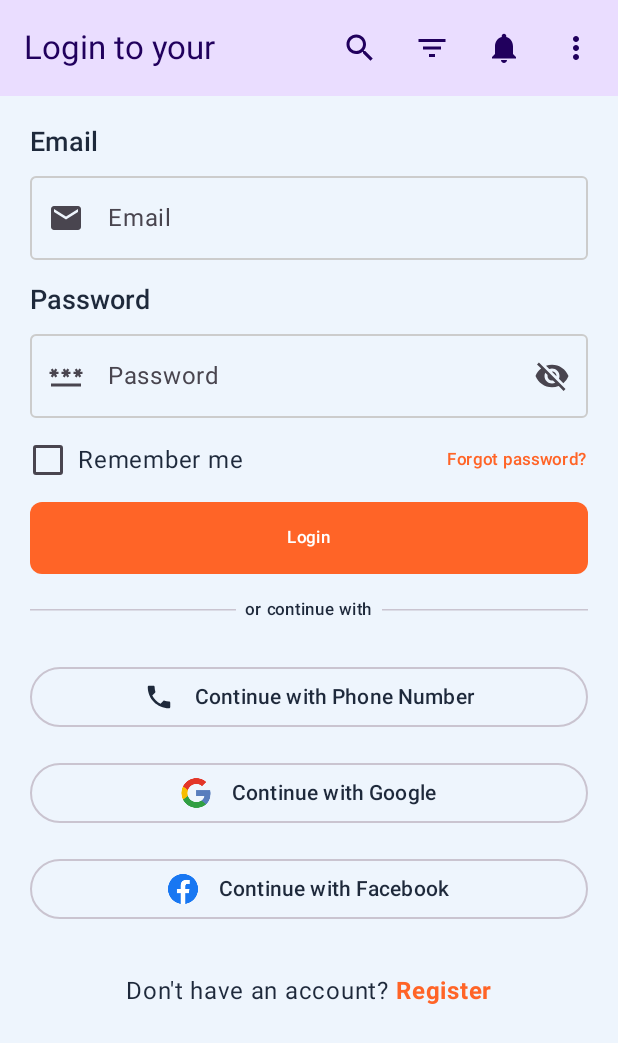
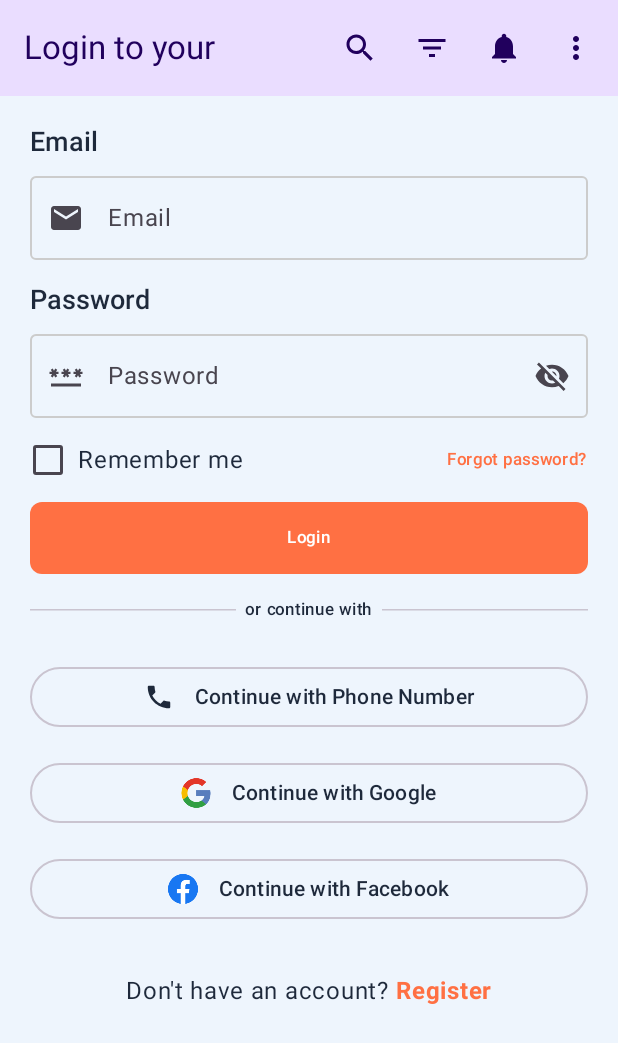
Before and after one commit to theabhishekchandra/Smart_Expense_Tracker, an Android app built with Jetpack Compose: the screen it shows after launch (MainActivity), on a phone screen of 412 x 824 dp. Shown: the top 1043 px of the screen. Run offline under Robolectric (Android 15) with nearby library versions, the phone set to English and light mode, and no system bars; our stand-ins replace Dagger/Hilt's generated code, Room's generated code, accompanist.

Commit message:
Refactor: Update theme and navigation for premium features
This commit introduces several changes related to theming, navigation, and premium feature handling:

- **Theming:**
    - Updated `SmartExpenseTrackerTheme` to use `AppFlavor` (PERSONAL_BASIC, PERSONAL_PREMIUM, BUSINESS_BASIC, BUSINESS_PREMIUM) for dynamic color schemes based on user status and business mode.
    - Removed `businessMode` parameter from `SmartExpenseTrackerTheme` and various composable previews.
    - Defined new color palettes for different app flavors in `Theme.kt`.
- **Navigation:**
    - Added new `ScreenRoutes` for `EditProfile`, `BusinessDetails`, and `EditBusinessDetails`.
    - Added composable destinations for `EditProfileScreen` and `EditBusinessDetailsScreen` in `MainNavGraph.kt`.
    - Updated `SettingsScreen` to navigate to `EditProfile` and `EditBusinessDetails` screens.
- **Profile Screen:**
    - Modified `ProfileScreen` to use `premiumType` from `SettingsViewModel` to determine premium status and display.
    - Added `LaunchedEffect` to show toast messages from `SettingsViewModel`.
    - Removed the `isPremium` parameter as it's now derived from `premiumType`.
- **Settings Screen:**
    - Replaced `Divider` with `HorizontalDivider`.
    - Implemented `onClick` handlers for various settings items, including showing "Coming Soon..." toasts for unimplemented features.
    - Updated navigation for "Edit Profile" and "Business Details" to use new routes.
- **DataStore & ViewModel:**
    - Updated `AppPreferencesRepository` to correctly set premium status and type.
    - Added `isPremium` and `premiumType` flows to `SettingsViewModel` from `AppPreferencesDataSource`.
- **File Rename:**
    - Renamed `app/src/main/java/com/abhishek/smartexpensetracker/core/datastore/AppFlavor.kt` to `app/src/main/java/com/abhishek/smartexpensetracker/core/datastore/AppMainDM.kt`.
- **MainActivity:**
    - Updated `MainActivity` to determine `AppFlavor` based on `businessMode` and `premiumType` from `AppPreferencesRepository` and pass it to `SmartExpenseTrackerTheme`.

```diff
--- a/app/src/main/java/com/abhishek/smartexpensetracker/MainActivity.kt
+++ b/app/src/main/java/com/abhishek/smartexpensetracker/MainActivity.kt
@@ -15,11 +15,13 @@
 import com.abhishek.smartexpensetracker.core.datastore.BusinessMode
 import com.abhishek.smartexpensetracker.core.datastore.ThemeType
 import com.abhishek.smartexpensetracker.core.datastore.AppPreferencesRepository
+import com.abhishek.smartexpensetracker.core.datastore.PremiumType
 import com.abhishek.smartexpensetracker.core.navigation.AppNavGraph
 import com.abhishek.smartexpensetracker.ui.theme.SmartExpenseTrackerTheme
 import com.google.accompanist.systemuicontroller.rememberSystemUiController
 import dagger.hilt.android.AndroidEntryPoint
 import com.abhishek.smartexpensetracker.core.voice.VoiceManager
+import com.abhishek.smartexpensetracker.ui.theme.AppFlavor
 import javax.inject.Inject
 
 @AndroidEntryPoint
@@ -36,10 +38,25 @@
             // Collect theme + business mode directly
             val themeMode by preferencesRepository.themeMode.collectAsState(initial = ThemeType.LIGHT)
             val businessMode by preferencesRepository.businessMode.collectAsState(initial = false)
+            val premiumType by preferencesRepository.premiumTypeFlow.collectAsState(initial = PremiumType.BASIC)
+
+            val appFlavor = when(businessMode){
+                businessMode -> when(premiumType){
+                    PremiumType.BASIC -> AppFlavor.BUSINESS_BASIC
+                    PremiumType.MONTHLY -> AppFlavor.BUSINESS_PREMIUM
+                    PremiumType.YEARLY -> AppFlavor.BUSINESS_PREMIUM
+                }
+                else -> when(premiumType){
+                    PremiumType.BASIC -> AppFlavor.PERSONAL_BASIC
+                    PremiumType.MONTHLY -> AppFlavor.PERSONAL_PREMIUM
+                    PremiumType.YEARLY -> AppFlavor.PERSONAL_PREMIUM
+                }
+            }
+
 
             SmartExpenseTrackerTheme(
                 darkTheme = themeMode == ThemeType.DARK,
-                businessMode = businessMode is BusinessMode.Business
+                appFlavor = appFlavor,
             ) {
 //                AppSetup()
                 AppNavGraph()
--- a/app/src/main/java/com/abhishek/smartexpensetracker/core/datastore/AppPreferencesDataSource.kt
+++ b/app/src/main/java/com/abhishek/smartexpensetracker/core/datastore/AppPreferencesDataSource.kt
@@ -23,9 +23,9 @@
     private val dataStore = context.dataStore
 
     // ----- Flow Observers -----
-    val isPremium: Flow<Boolean> = dataStore.data.map { prefs ->
-        prefs[IS_PREMIUM] ?: false
-    }
+    val isPremium: Flow<Boolean> = dataStore.data
+        .map { prefs -> prefs[IS_PREMIUM] ?: false }
+
 
     val premiumType: Flow<PremiumType> = dataStore.data.map { prefs ->
         PremiumType.fromValue(prefs[PreferencesKeys.PREMIUM_TYPE])
--- a/app/src/main/java/com/abhishek/smartexpensetracker/core/datastore/AppPreferencesRepository.kt
+++ b/app/src/main/java/com/abhishek/smartexpensetracker/core/datastore/AppPreferencesRepository.kt
@@ -32,11 +32,7 @@
     override suspend fun setPremiumType(type: PremiumType) = dataSource.setPremiumType(type)
 
     override suspend fun setPremium(enabled: Boolean, type: PremiumType) {
-        if (enabled) {
-            type.let { dataSource.setPremiumType(it) }
-        } else {
-            dataSource.setPremiumType(type)
-        }
+        type.let { dataSource.setPremium(enabled,type) }
     }
     override suspend fun setLanguage(language: Language) = dataSource.setLanguage(language)
     override suspend fun setCurrency(currency: Currency) = dataSource.setCurrency(currency)
--- a/app/src/main/java/com/abhishek/smartexpensetracker/core/navigation/RoutesConst.kt
+++ b/app/src/main/java/com/abhishek/smartexpensetracker/core/navigation/RoutesConst.kt
@@ -62,6 +62,9 @@
 
     // Profile & Settings
     const val PROFILE_SCREEN = "PROFILE_SCREEN"
+    const val EDIT_PROFILE_SCREEN = "EDIT_PROFILE_SCREEN"
+    const val BUSINESS_DETAILS_SCREEN = "BUSINESS_DETAILS_SCREEN"
+    const val EDIT_BUSINESS_DETAILS_SCREEN = "EDIT_BUSINESS_DETAILS_SCREEN"
     const val SETTINGS_SCREEN = "SETTINGS_SCREEN"
     const val BACKUP_SCREEN = "BACKUP_SCREEN"
     const val SUBSCRIPTION_SCREEN = "SUBSCRIPTION_SCREEN"
--- a/app/src/main/java/com/abhishek/smartexpensetracker/core/navigation/ScreenRoutes.kt
+++ b/app/src/main/java/com/abhishek/smartexpensetracker/core/navigation/ScreenRoutes.kt
@@ -58,6 +58,9 @@
 
     // Profile & Settings
     object Profile : ScreenRoutes(RoutesConst.PROFILE_SCREEN)
+    object EditProfile : ScreenRoutes(RoutesConst.EDIT_PROFILE_SCREEN)
+    object BusinessDetails : ScreenRoutes(RoutesConst.BUSINESS_DETAILS_SCREEN)
+    object EditBusinessDetails : ScreenRoutes(RoutesConst.EDIT_BUSINESS_DETAILS_SCREEN)
     object Settings : ScreenRoutes(RoutesConst.SETTINGS_SCREEN)
     object Backup : ScreenRoutes(RoutesConst.BACKUP_SCREEN)
     object Subscription : ScreenRoutes(RoutesConst.SUBSCRIPTION_SCREEN)
--- a/app/src/main/java/com/abhishek/smartexpensetracker/ui/components/AppButton.kt
+++ b/app/src/main/java/com/abhishek/smartexpensetracker/ui/components/AppButton.kt
@@ -44,7 +44,6 @@
 private fun AppButtonPreview() {
     SmartExpenseTrackerTheme(
         true,
-        false
     ) {
         AppButton(
             text = "Button",
--- a/app/src/main/java/com/abhishek/smartexpensetracker/ui/components/AppSearchBar.kt
+++ b/app/src/main/java/com/abhishek/smartexpensetracker/ui/components/AppSearchBar.kt
@@ -96,7 +96,7 @@
 
     SmartExpenseTrackerTheme(
         true,
-        false
+
     ){
         Surface {
             AppSearchBar(
--- a/app/src/main/java/com/abhishek/smartexpensetracker/ui/components/BottomBarButton.kt
+++ b/app/src/main/java/com/abhishek/smartexpensetracker/ui/components/BottomBarButton.kt
@@ -71,7 +71,7 @@
 private fun ButtonPreview() {
     SmartExpenseTrackerTheme(
         true,
-        false
+
     ){
         BottomBarButton(
             onFirstClick = {},
--- a/app/src/main/java/com/abhishek/smartexpensetracker/ui/components/BottomNavigationBar.kt
+++ b/app/src/main/java/com/abhishek/smartexpensetracker/ui/components/BottomNavigationBar.kt
@@ -96,7 +96,7 @@
 private fun BottomNavigationBarLightPreview() {
     SmartExpenseTrackerTheme(
         true,
-        false
+
     ){
     BottomNavigationBar(
             selectedRoute = ScreenRoutes.Home.route,
@@ -110,7 +110,7 @@
 private fun BottomNavigationBarDarkPreview() {
     SmartExpenseTrackerTheme(
         true,
-        false
+
     ){
         BottomNavigationBar(
             selectedRoute = ScreenRoutes.Home.route,
--- a/app/src/main/java/com/abhishek/smartexpensetracker/ui/components/FinanceTopBar.kt
+++ b/app/src/main/java/com/abhishek/smartexpensetracker/ui/components/FinanceTopBar.kt
@@ -74,7 +74,7 @@
 private fun PreviewFinanceTopBarWithDarkMode() {
     SmartExpenseTrackerTheme(
         true,
-        false
+
     ){
         FinanceTopBar(
             title = "Reports",
@@ -92,7 +92,7 @@
 private fun PreviewFinanceTopBarWithLightMode() {
     SmartExpenseTrackerTheme(
         true,
-        false
+
     ){
     FinanceTopBar(
             title = "Expenses",
--- a/app/src/main/java/com/abhishek/smartexpensetracker/ui/components/SocialLoginButton.kt
+++ b/app/src/main/java/com/abhishek/smartexpensetracker/ui/components/SocialLoginButton.kt
@@ -78,7 +78,7 @@
 private fun SocialLoginButtonPreview() {
     SmartExpenseTrackerTheme(
         true,
-        false
+
     ){
         SocialLoginButton(
             label = "Login with Google",
--- a/app/src/main/java/com/abhishek/smartexpensetracker/ui/components/TextStylesPreview.kt
+++ b/app/src/main/java/com/abhishek/smartexpensetracker/ui/components/TextStylesPreview.kt
@@ -74,7 +74,7 @@
 
     SmartExpenseTrackerTheme(
         true,
-        false
+
     ){
         TextStylesPreview()
     }
@@ -85,7 +85,7 @@
 fun TextStylesPreview_Dark() {
     SmartExpenseTrackerTheme(
         true,
-        false
+
     ){
         TextStylesPreview()
     }
--- a/app/src/main/java/com/abhishek/smartexpensetracker/ui/screens/home/HomeScreen.kt
+++ b/app/src/main/java/com/abhishek/smartexpensetracker/ui/screens/home/HomeScreen.kt
@@ -739,7 +739,7 @@
     )
     SmartExpenseTrackerTheme(
         true,
-        false
+
     ){
         HomeScreen(null, hiltViewModel())
 //        PendingApprovalsCard(sample.pendingApprovals, sample.currency, )
--- a/app/src/main/java/com/abhishek/smartexpensetracker/ui/screens/setting/SettingsViewModel.kt
+++ b/app/src/main/java/com/abhishek/smartexpensetracker/ui/screens/setting/SettingsViewModel.kt
@@ -37,6 +37,8 @@
         viewModelScope.launch { _toastMessage.emit("Error: ${exception.localizedMessage}") }
         _loader.value = false
     }
+    val isPremium = appPref.isPremiumFlow
+    val premiumType = appPref.premiumTypeFlow
 
     // Combine all preferences into a single state
     val userPreferences: StateFlow<UserPreferences> =
--- a/app/src/main/java/com/abhishek/smartexpensetracker/ui/screens/subscription/SubscriptionPlansScreen.kt
+++ b/app/src/main/java/com/abhishek/smartexpensetracker/ui/screens/subscription/SubscriptionPlansScreen.kt
@@ -209,7 +209,7 @@
 @Preview(showBackground = true)
 @Composable
 private fun PreviewSubscriptionPlansScreenLight() {
-    SmartExpenseTrackerTheme(darkTheme = false, businessMode = false) {
+    SmartExpenseTrackerTheme(darkTheme = false, ) {
         SubscriptionPlansScreen()
     }
 }
@@ -217,7 +217,7 @@
 @Preview(showBackground = true)
 @Composable
 private fun PreviewSubscriptionPlansScreenDark() {
-    SmartExpenseTrackerTheme(darkTheme = true, businessMode = false) {
+    SmartExpenseTrackerTheme(darkTheme = true, ) {
         SubscriptionPlansScreen()
     }
 }
--- a/app/src/main/java/com/abhishek/smartexpensetracker/ui/theme/Theme.kt
+++ b/app/src/main/java/com/abhishek/smartexpensetracker/ui/theme/Theme.kt
@@ -5,52 +5,27 @@
 import androidx.compose.material3.darkColorScheme
 import androidx.compose.material3.lightColorScheme
 import androidx.compose.runtime.Composable
-import androidx.compose.runtime.collectAsState
+import androidx.compose.ui.graphics.Color
 
-private val DefaultLightColors = lightColorScheme(
-    primary = PrimaryColor,
-    secondary = SecondaryColor,
+// ------------------ COLOR PALETTES ------------------ //
+
+// PERSONAL BASIC
+private val PersonalBasicLight = lightColorScheme(
+    primary = Color(0xFF1976D2), // Blue
+    secondary = Color(0xFF4CAF50), // Green
     background = WhiteColor,
     surface = LightFillColor,
-    secondaryContainer = LightFillColor,
     onPrimary = WhiteColor,
     onSecondary = WhiteColor,
     onBackground = GreyColor,
     onSurface = GreyColor,
     outline = OutlineColorLight
 )
-
-private val DefaultDarkColors = darkColorScheme(
-    primary = PrimaryColor,
-    secondary = SecondaryColor,
+private val PersonalBasicDark = darkColorScheme(
+    primary = Color(0xFF90CAF9),
+    secondary = Color(0xFF81C784),
     background = DarkBackground,
     surface = DarkSurface,
-    secondaryContainer = LightFillColor,
-    onPrimary = WhiteColor,
-    onSecondary = WhiteColor,
-    onBackground = DarkText,
-    onSurface = DarkText,
-    outline = OutlineColorDark
-)
-private val BusinessLightColors = lightColorScheme(
-    primary = PrimaryColor,
-    secondary = SecondaryColor,
-    background = WhiteColor,
-    surface = LightFillColor,
-    secondaryContainer = LightFillColor,
-    onPrimary = WhiteColor,
-    onSecondary = WhiteColor,
-    onBackground = GreyColor,
-    onSurface = GreyColor,
-    outline = OutlineColorLight
-)
-
-private val BusinessDarkColors = darkColorScheme(
-    primary = PrimaryColor,
-    secondary = SecondaryColor,
-    background = DarkBackground,
-    surface = DarkSurface,
-    secondaryContainer = LightFillColor,
     onPrimary = WhiteColor,
     onSecondary = WhiteColor,
     onBackground = DarkText,
@@ -58,15 +33,99 @@
     outline = OutlineColorDark
 )
 
+// PERSONAL PREMIUM
+private val PersonalPremiumLight = lightColorScheme(
+    primary = Color(0xFF6A1B9A), // Purple
+    secondary = Color(0xFFFFA000), // Amber
+    background = WhiteColor,
+    surface = LightFillColor,
+    onPrimary = WhiteColor,
+    onSecondary = WhiteColor,
+    onBackground = GreyColor,
+    onSurface = GreyColor,
+    outline = OutlineColorLight
+)
+private val PersonalPremiumDark = darkColorScheme(
+    primary = Color(0xFFBA68C8),
+    secondary = Color(0xFFFFD54F),
+    background = DarkBackground,
+    surface = DarkSurface,
+    onPrimary = WhiteColor,
+    onSecondary = WhiteColor,
+    onBackground = DarkText,
+    onSurface = DarkText,
+    outline = OutlineColorDark
+)
+
+// BUSINESS BASIC
+private val BusinessBasicLight = lightColorScheme(
+    primary = Color(0xFF0D47A1), // Navy
+    secondary = Color(0xFFFF7043), // Deep Orange
+    background = WhiteColor,
+    surface = LightFillColor,
+    onPrimary = WhiteColor,
+    onSecondary = WhiteColor,
+    onBackground = GreyColor,
+    onSurface = GreyColor,
+    outline = OutlineColorLight
+)
+private val BusinessBasicDark = darkColorScheme(
+    primary = Color(0xFF42A5F5),
+    secondary = Color(0xFFFFAB91),
+    background = DarkBackground,
+    surface = DarkSurface,
+    onPrimary = WhiteColor,
+    onSecondary = WhiteColor,
+    onBackground = DarkText,
+    onSurface = DarkText,
+    outline = OutlineColorDark
+)
+
+// BUSINESS PREMIUM
+private val BusinessPremiumLight = lightColorScheme(
+    primary = Color(0xFF1B1B2F), // Dark Navy
+    secondary = Color(0xFFFFC107), // Gold
+    background = WhiteColor,
+    surface = LightFillColor,
+    onPrimary = WhiteColor,
+    onSecondary = WhiteColor,
+    onBackground = GreyColor,
+    onSurface = GreyColor,
+    outline = OutlineColorLight
+)
+private val BusinessPremiumDark = darkColorScheme(
+    primary = Color(0xFF3F51B5),
+    secondary = Color(0xFFFFD740),
+    background = DarkBackground,
+    surface = DarkSurface,
+    onPrimary = WhiteColor,
+    onSecondary = WhiteColor,
+    onBackground = DarkText,
+    onSurface = DarkText,
+    outline = OutlineColorDark
+)
+
+// ------------------ ROLE COLORS ------------------ //
+val RoleAdmin = Color(0xFFFFC107)     // Gold
+val RoleApprover = Color(0xFF9C27B0)  // Purple
+val RoleViewer = Color(0xFF90A4AE)    // Grey
+val RoleEntry = Color(0xFF29B6F6)     // Light Blue
+
+// ------------------ ENUM ------------------ //
+enum class AppFlavor { PERSONAL_BASIC, PERSONAL_PREMIUM, BUSINESS_BASIC, BUSINESS_PREMIUM }
+
+// ------------------ THEME FUNCTION ------------------ //
 @Composable
 fun SmartExpenseTrackerTheme(
     darkTheme: Boolean = isSystemInDarkTheme(),
-    businessMode: Boolean,
+    appFlavor: AppFlavor = AppFlavor.PERSONAL_BASIC,
     content: @Composable () -> Unit
 ) {
-    val colors = when {
-        businessMode -> if (darkTheme) BusinessDarkColors else BusinessLightColors
-        else -> if (darkTheme) DefaultDarkColors else DefaultLightColors
+    val colors = when (appFlavor) {
+        AppFlavor.PERSONAL_BASIC -> if (darkTheme) PersonalBasicDark else PersonalBasicLight
+        AppFlavor.PERSONAL_PREMIUM -> if (darkTheme) PersonalPremiumDark else PersonalPremiumLight
+        AppFlavor.BUSINESS_BASIC -> if (darkTheme) BusinessBasicDark else BusinessBasicLight
+        AppFlavor.BUSINESS_PREMIUM -> if (darkTheme) BusinessPremiumDark else BusinessPremiumLight
     }
 
     MaterialTheme(
```
Also changed, not shown: app/src/main/java/com/abhishek/smartexpensetracker/core/navigation/MainNavGraph.kt (+45 -13 lines), app/src/main/java/com/abhishek/smartexpensetracker/ui/screens/profile/ProfileScreen.kt (+20 -5 lines), app/src/main/java/com/abhishek/smartexpensetracker/ui/screens/setting/SettingsScreen.kt (+38 -18 lines), app/src/main/java/com/abhishek/smartexpensetracker/core/datastore/AppMainDM.kt (renamed from app/src/main/java/com/abhishek/smartexpensetracker/core/datastore/AppFlavor.kt).
